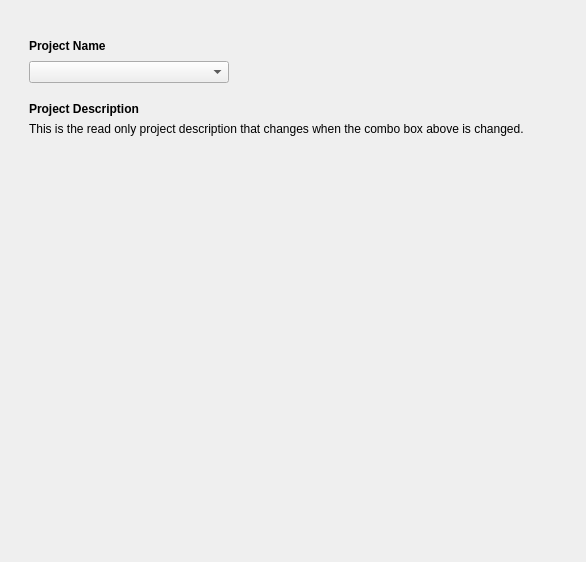
This is cadasta/gui/ui/wizard/step_project_download01.ui in Cadasta/cadasta-qgis-plugin as Qt 5 draws it before an edit. The edited form follows.
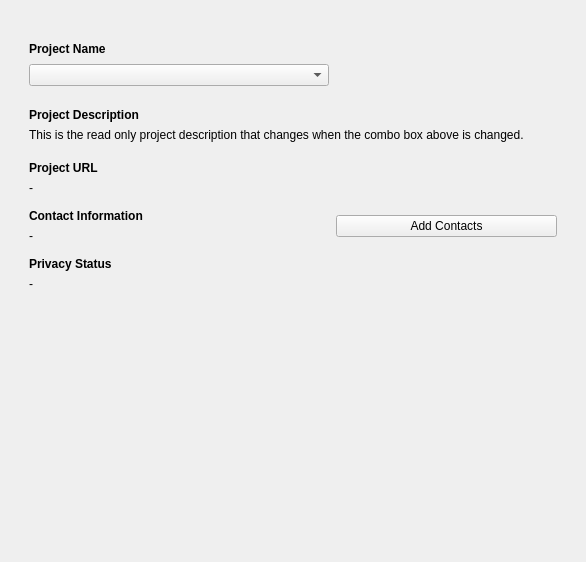
This is the edited form.

Commit message:
Add project details and add contacts button (#159)
* Add project details and add contacts button

* Fix header

* Tidy up header

* pep8

* Remove contacts menu

The edit to the form file:
```diff
--- a/cadasta/gui/ui/wizard/step_project_download01.ui
+++ b/cadasta/gui/ui/wizard/step_project_download01.ui
@@ -45,7 +45,7 @@
           <property name="sizeHint" stdset="0">
            <size>
             <width>20</width>
-            <height>10</height>
+            <height>13</height>
            </size>
           </property>
          </spacer>
@@ -64,6 +64,9 @@
             <bold>true</bold>
            </font>
           </property>
+          <property name="styleSheet">
+           <string notr="true"/>
+          </property>
           <property name="text">
            <string>Project Name</string>
           </property>
@@ -71,14 +74,26 @@
         </item>
         <item>
          <layout class="QHBoxLayout" name="horizontalLayout">
+          <property name="spacing">
+           <number>-1</number>
+          </property>
+          <property name="leftMargin">
+           <number>0</number>
+          </property>
+          <property name="rightMargin">
+           <number>0</number>
+          </property>
           <item>
            <widget class="QComboBox" name="project_combo_box">
             <property name="minimumSize">
              <size>
-              <width>200</width>
+              <width>300</width>
               <height>0</height>
              </size>
             </property>
+            <property name="styleSheet">
+             <string notr="true"/>
+            </property>
            </widget>
           </item>
           <item>
@@ -129,7 +144,7 @@
           <property name="sizeHint" stdset="0">
            <size>
             <width>20</width>
-            <height>10</height>
+            <height>13</height>
            </size>
           </property>
          </spacer>
@@ -142,6 +157,9 @@
             <bold>true</bold>
            </font>
           </property>
+          <property name="styleSheet">
+           <string notr="true"/>
+          </property>
           <property name="text">
            <string>Project Description</string>
           </property>
@@ -149,6 +167,9 @@
         </item>
         <item>
          <widget class="QLabel" name="project_description_label">
+          <property name="styleSheet">
+           <string notr="true"/>
+          </property>
           <property name="text">
            <string>This is the read only project description that changes when the combo box above is changed.</string>
           </property>
@@ -157,6 +178,178 @@
           </property>
          </widget>
         </item>
+        <item>
+         <spacer name="verticalSpacer_4">
+          <property name="orientation">
+           <enum>Qt::Vertical</enum>
+          </property>
+          <property name="sizeType">
+           <enum>QSizePolicy::Minimum</enum>
+          </property>
+          <property name="sizeHint" stdset="0">
+           <size>
+            <width>20</width>
+            <height>13</height>
+           </size>
+          </property>
+         </spacer>
+        </item>
+        <item>
+         <widget class="QLabel" name="project_url_title">
+          <property name="font">
+           <font>
+            <weight>75</weight>
+            <bold>true</bold>
+           </font>
+          </property>
+          <property name="styleSheet">
+           <string notr="true"/>
+          </property>
+          <property name="text">
+           <string>Project URL</string>
+          </property>
+         </widget>
+        </item>
+        <item>
+         <widget class="QLabel" name="project_url_label">
+          <property name="styleSheet">
+           <string notr="true"/>
+          </property>
+          <property name="text">
+           <string>- </string>
+          </property>
+         </widget>
+        </item>
+        <item>
+         <spacer name="verticalSpacer_5">
+          <property name="orientation">
+           <enum>Qt::Vertical</enum>
+          </property>
+          <property name="sizeType">
+           <enum>QSizePolicy::Minimum</enum>
+          </property>
+          <property name="sizeHint" stdset="0">
+           <size>
+            <width>20</width>
+            <height>8</height>
+           </size>
+          </property>
+         </spacer>
+        </item>
+        <item>
+         <layout class="QHBoxLayout" name="horizontalLayout_4" stretch="0,0,0">
+          <property name="spacing">
+           <number>-1</number>
+          </property>
+          <property name="sizeConstraint">
+           <enum>QLayout::SetDefaultConstraint</enum>
+          </property>
+          <property name="leftMargin">
+           <number>0</number>
+          </property>
+          <property name="rightMargin">
+           <number>0</number>
+          </property>
+          <property name="bottomMargin">
+           <number>0</number>
+          </property>
+          <item>
+           <layout class="QVBoxLayout" name="verticalLayout_7">
+            <property name="leftMargin">
+             <number>0</number>
+            </property>
+            <property name="rightMargin">
+             <number>0</number>
+            </property>
+            <item>
+             <widget class="QLabel" name="contact_information_title">
+              <property name="font">
+               <font>
+                <weight>75</weight>
+                <bold>true</bold>
+               </font>
+              </property>
+              <property name="text">
+               <string>Contact Information</string>
+              </property>
+             </widget>
+            </item>
+            <item>
+             <widget class="QLabel" name="contact_information_label">
+              <property name="text">
+               <string>-</string>
+              </property>
+             </widget>
+            </item>
+           </layout>
+          </item>
+          <item>
+           <spacer name="horizontalSpacer">
+            <property name="orientation">
+             <enum>Qt::Horizontal</enum>
+            </property>
+            <property name="sizeType">
+             <enum>QSizePolicy::Maximum</enum>
+            </property>
+            <property name="sizeHint" stdset="0">
+             <size>
+              <width>80</width>
+              <height>20</height>
+             </size>
+            </property>
+           </spacer>
+          </item>
+          <item>
+           <widget class="QPushButton" name="add_contact_button">
+            <property name="text">
+             <string>Add Contacts</string>
+            </property>
+           </widget>
+          </item>
+         </layout>
+        </item>
+        <item>
+         <spacer name="verticalSpacer_6">
+          <property name="orientation">
+           <enum>Qt::Vertical</enum>
+          </property>
+          <property name="sizeType">
+           <enum>QSizePolicy::Minimum</enum>
+          </property>
+          <property name="sizeHint" stdset="0">
+           <size>
+            <width>20</width>
+            <height>8</height>
+           </size>
+          </property>
+         </spacer>
+        </item>
+        <item>
+         <widget class="QLabel" name="privacy_status_title">
+          <property name="font">
+           <font>
+            <weight>75</weight>
+            <bold>true</bold>
+           </font>
+          </property>
+          <property name="styleSheet">
+           <string notr="true"/>
+          </property>
+          <property name="text">
+           <string>Privacy Status</string>
+          </property>
+         </widget>
+        </item>
+        <item>
+         <widget class="QLabel" name="privacy_status_label">
+          <property name="styleSheet">
+           <string notr="true"/>
+          </property>
+          <property name="text">
+           <string>-</string>
+          </property>
+         </widget>
+        </item>
         <item>
          <spacer name="verticalSpacer">
           <property name="orientation">
```
Left out of the diff: 11 changed lines with no effect on the pictures. The commit also changes 4 other files.
